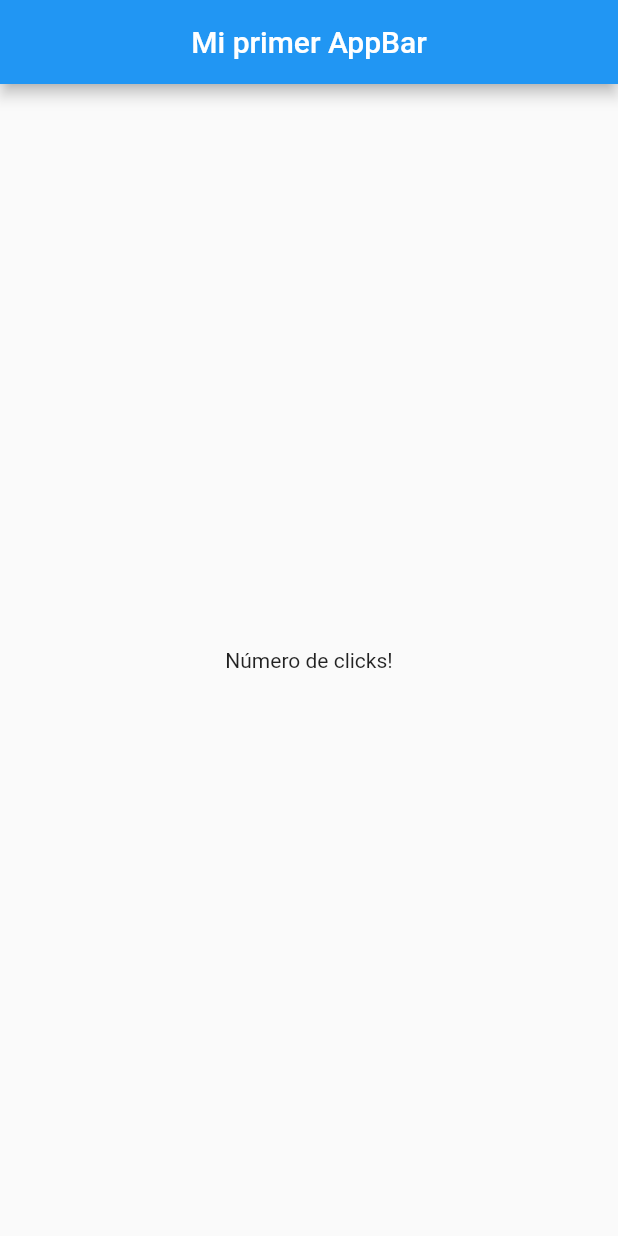
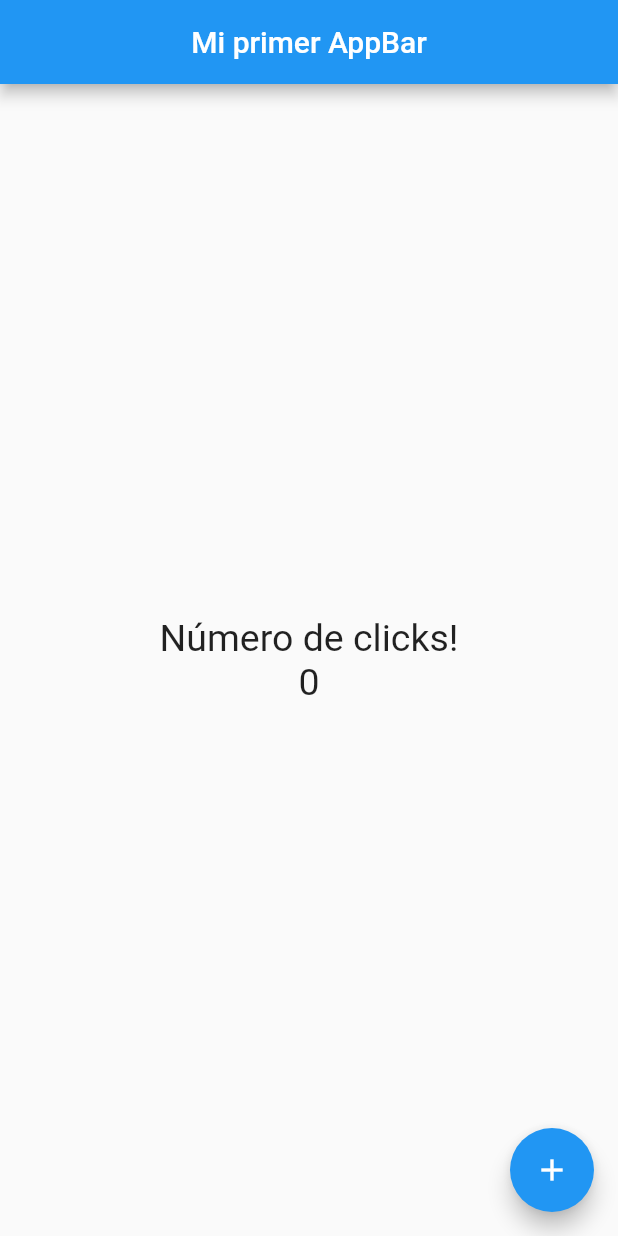
Before and after one commit to Chronet/ContadorFlutter, a Flutter app: the screen it shows after launch, on a phone screen of 412 x 824 dp. Run offline on Flutter 3.47's test engine with Material 2 defaults, Android fonts, the phone set to English and light mode, and no system bars.

```diff
--- a/lib/src/pages/home_page.dart
+++ b/lib/src/pages/home_page.dart
@@ -2,6 +2,8 @@ import 'package:flutter/material.dart';
 
 
 class HomePage extends StatelessWidget {
+
+  final estiloTexto = new TextStyle( fontSize: 25 );
 
   @override
   Widget build(BuildContext context) {
@@ -14,9 +16,16 @@ class HomePage extends StatelessWidget {
         child: Column(
           mainAxisAlignment: MainAxisAlignment.center,
           children: <Widget>[
-            Text('Número de clicks!'),
+            Text('Número de clicks!', style: estiloTexto),
+            Text('0', style: estiloTexto),
           ],
         )
+      ),
+      floatingActionButton: FloatingActionButton(
+        child: Icon( Icons.add ),
+        onPressed: () {
+          print('Hola Mundo!');
+        },
       ),
     );
   }
```
Also changed, not shown: 1 other file.
